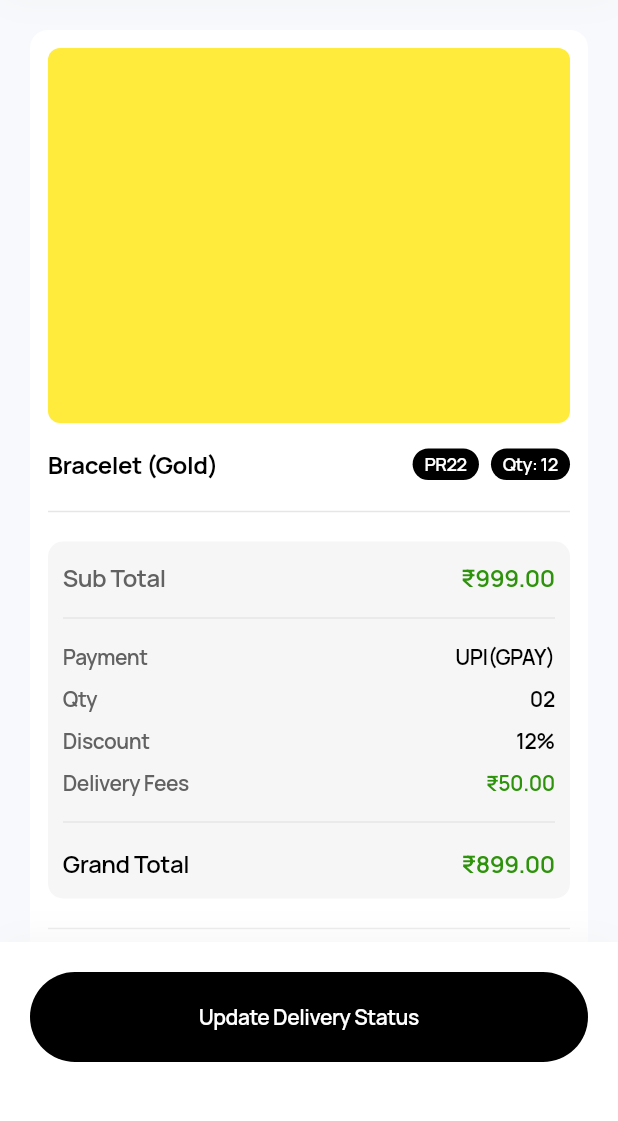
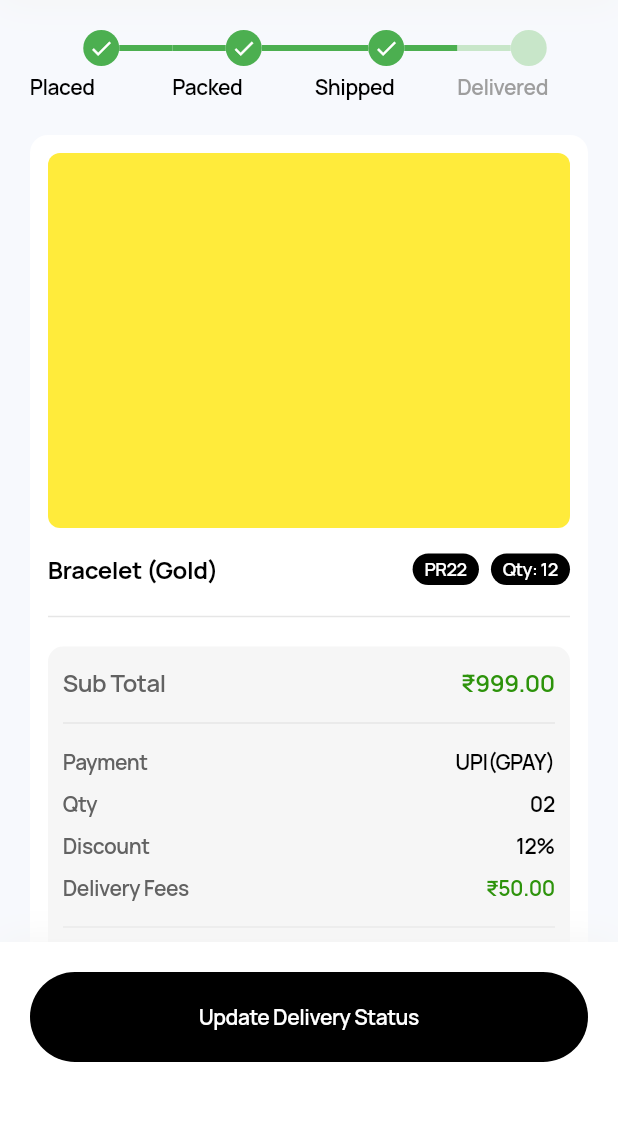
Before and after one commit to funflutter/admin_new, a Flutter app: the OrderView screen opened directly, on a phone screen of 412 x 824 dp, the part 114-1235 px from its top. Run offline on Flutter 3.47's test engine with Material 3 defaults, Android fonts, the phone set to English and light mode, and no system bars; drawn by our look-alikes of timeline_tile; our stand-ins replace dropdown_button2, flutter_svg, google_fonts, google_nav_bar, heroicons, percent_indicator.

Commit message:
new upates five

```diff
--- /dev/null
+++ b/lib/components/delivery_timeline.dart
@@ -0,0 +1,56 @@
+import 'package:admin_ecom/theme/global_font.dart';
+import 'package:flutter/material.dart';
+import 'package:timeline_tile/timeline_tile.dart';
+
+class MyTimeLine extends StatelessWidget {
+  final bool isFirst;
+  final bool isLast;
+  final bool isPast;
+  final text;
+
+  const MyTimeLine({
+    super.key,
+    required this.isFirst,
+    required this.isLast,
+    required this.isPast,
+    required this.text,
+  });
+
+  @override
+  Widget build(BuildContext context) {
+    return SizedBox(
+      height: 50,
+      width: 95,
+      child: TimelineTile(
+        alignment: TimelineAlign.start,
+        axis: TimelineAxis.horizontal,
+        isFirst: isFirst,
+        isLast: isLast,
+        // decorate lines
+        beforeLineStyle: LineStyle(
+          color: isPast ? Colors.green : Colors.green.shade100,
+        ),
+        // decorate circle
+        indicatorStyle: IndicatorStyle(
+          width: 24,
+          height: 24,
+          color: isPast ? Colors.green : Colors.green.shade100,
+          iconStyle: IconStyle(
+            iconData: Icons.done,
+            color: isPast ? Colors.white : Colors.green.shade100,
+          ),
+        ),
+        // Texts
+        endChild: Padding(
+          padding: const EdgeInsets.only(top: 4.0),
+          child: Text(
+            text,
+            style: AppFonts.Medium14(
+              isPast ? Colors.black : Colors.grey,
+            ),
+          ),
+        ),
+      ),
+    );
+  }
+}
--- a/lib/pages/orders/order_view.dart
+++ b/lib/pages/orders/order_view.dart
@@ -1,13 +1,28 @@
 import 'package:admin_ecom/components/custom_app_bar.dart';
 import 'package:admin_ecom/components/custom_button.dart';
+import 'package:admin_ecom/components/delivery_timeline.dart';
 import 'package:admin_ecom/constant.dart';
 import 'package:admin_ecom/pages/bottom_nav_control.dart';
 import 'package:admin_ecom/theme/global_font.dart';
 import 'package:flutter/material.dart';
-import 'package:flutter_svg/svg.dart';
+import 'package:flutter_svg/flutter_svg.dart';
 
-class OrderView extends StatelessWidget {
+class OrderView extends StatefulWidget {
   const OrderView({super.key});
+
+  @override
+  State<OrderView> createState() => _OrderViewState();
+}
+
+class _OrderViewState extends State<OrderView> {
+  final List<String> labels = [
+    'Order Placed',
+    'Order Packed',
+    'Order Shipped',
+    'Delivered',
+  ];
+
+  final int currentStep = 4;
 
   @override
   Widget build(BuildContext context) {
@@ -16,11 +31,11 @@ class OrderView extends StatelessWidget {
     return Scaffold(
       bottomSheet: Container(
         decoration: BoxDecoration(
-          color: Colors.white, // Background color
+          color: Colors.white,
           boxShadow: [
             BoxShadow(
-              color: Colors.grey.shade100, // Light shadow
-              offset: Offset(0, -2), // Shadow from top
+              color: Colors.grey.shade100,
+              offset: Offset(0, -2),
               blurRadius: 18,
             ),
           ],
@@ -41,7 +56,7 @@ class OrderView extends StatelessWidget {
           ),
         ),
       ),
-      backgroundColor: Color(0xffF7F9FD),
+      backgroundColor: const Color(0xffF7F9FD),
       body: SafeArea(
         child: Column(
           children: [
@@ -53,12 +68,46 @@ class OrderView extends StatelessWidget {
               child: SingleChildScrollView(
                 child: Padding(
                   padding: const EdgeInsets.all(20.0),
-                  child: Container(
+                  child: Column(
+                    children: [
+                      // 🔄 Timeline starts here
+                      Row(
+                        children: [
+                          MyTimeLine(
+                            isFirst: true,
+                            isLast: false,
+                            isPast: true,
+                            text: "Placed",
+                          ),
+                          MyTimeLine(
+                            isFirst: false,
+                            isLast: false,
+                            isPast: true,
+                            text: "Packed",
+                          ),
+                          MyTimeLine(
+                            isFirst: false,
+                            isLast: false,
+                            isPast: true,
+                            text: "Shipped",
+                          ),
+                          MyTimeLine(
+                            isFirst: false,
+                            isLast: true,
+                            isPast: false,
+                            text: "Delivered",
+                          ),
+                        ],
+                      ),
+                      // 🔄 Timeline ends here
+
+                      const SizedBox(height: 20),
+                      Container(
                         decoration: BoxDecoration(
                           borderRadius: BorderRadius.circular(12),
                           color: Colors.white,
                         ),
-                    padding: EdgeInsets.all(12),
+                        padding: const EdgeInsets.all(12),
                         child: Column(
                           crossAxisAlignment: CrossAxisAlignment.start,
                           children: [
@@ -70,7 +119,7 @@ class OrderView extends StatelessWidget {
                                 borderRadius: BorderRadius.circular(8),
                               ),
                             ),
-                        SizedBox(height: 16),
+                            const SizedBox(height: 16),
                             Row(
                               mainAxisAlignment: MainAxisAlignment.spaceBetween,
                               children: [
@@ -79,7 +128,6 @@ class OrderView extends StatelessWidget {
                                   style: AppFonts.semibold16(Colors.black),
                                 ),
                                 Row(
-                              spacing: 8,
                                   children: [
                                     Container(
                                       decoration: BoxDecoration(
@@ -92,11 +140,13 @@ class OrderView extends StatelessWidget {
                                         child: Center(
                                           child: Text(
                                             'PR22',
-                                        style: AppFonts.Medium12(Colors.white),
+                                            style:
+                                                AppFonts.Medium12(Colors.white),
                                           ),
                                         ),
                                       ),
                                     ),
+                                    const SizedBox(width: 8),
                                     Container(
                                       decoration: BoxDecoration(
                                         color: Colors.black,
@@ -108,7 +158,8 @@ class OrderView extends StatelessWidget {
                                         child: Center(
                                           child: Text(
                                             'Qty: 12',
-                                        style: AppFonts.Medium12(Colors.white),
+                                            style:
+                                                AppFonts.Medium12(Colors.white),
                                           ),
                                         ),
                                       ),
@@ -117,16 +168,13 @@ class OrderView extends StatelessWidget {
                                 ),
                               ],
                             ),
-                        SizedBox(height: 12),
-                        Divider(
-                          color: Color(0xffE6E6E6),
-                          thickness: 1.0,
-                        ),
-                        SizedBox(height: 12),
+                            const SizedBox(height: 12),
+                            Divider(color: Color(0xffE6E6E6), thickness: 1.0),
+                            const SizedBox(height: 12),
                             Container(
                               width: width,
                               decoration: BoxDecoration(
-                            color: Color(0xffF6F6F6),
+                                color: const Color(0xffF6F6F6),
                                 borderRadius: BorderRadius.circular(10),
                               ),
                               child: Padding(
@@ -134,147 +182,110 @@ class OrderView extends StatelessWidget {
                                     horizontal: 10.0, vertical: 12),
                                 child: Column(
                                   children: [
-                                // sub total
                                     Row(
-                                  crossAxisAlignment: CrossAxisAlignment.start,
                                       children: [
-                                    Text(
-                                      'Sub Total',
-                                      style:
-                                          AppFonts.Medium16(Color(0xff626262)),
-                                    ),
+                                        Text('Sub Total',
+                                            style: AppFonts.Medium16(
+                                                Color(0xff626262))),
                                         Spacer(),
-                                    Text(
-                                      '₹999.00',
-                                      style:
-                                          AppFonts.Medium16(Color(0xff2D930B)),
-                                    ),
+                                        Text('₹999.00',
+                                            style: AppFonts.Medium16(
+                                                Color(0xff2D930B))),
                                       ],
                                     ),
-                                SizedBox(height: 8),
+                                    const SizedBox(height: 8),
                                     Divider(
-                                  color: Color(0xffE6E6E6),
-                                  thickness: 1.0,
-                                ),
-                                SizedBox(height: 8),
-                                // payment method
+                                        color: Color(0xffE6E6E6), thickness: 1),
+                                    const SizedBox(height: 8),
                                     Row(
-                                  crossAxisAlignment: CrossAxisAlignment.start,
                                       children: [
-                                    Text(
-                                      'Payment',
-                                      style:
-                                          AppFonts.Medium14(Color(0xff626262)),
-                                    ),
+                                        Text('Payment',
+                                            style: AppFonts.Medium14(
+                                                Color(0xff626262))),
                                         Spacer(),
-                                    Text(
-                                      'UPI(GPAY)',
-                                      style: AppFonts.Medium14(Colors.black),
-                                    ),
+                                        Text('UPI(GPAY)',
+                                            style: AppFonts.Medium14(
+                                                Colors.black)),
                                       ],
                                     ),
-                                SizedBox(height: 8),
-                                // qty
+                                    const SizedBox(height: 8),
                                     Row(
-                                  crossAxisAlignment: CrossAxisAlignment.start,
                                       children: [
-                                    Text(
-                                      'Qty',
-                                      style:
-                                          AppFonts.Medium14(Color(0xff626262)),
-                                    ),
+                                        Text('Qty',
+                                            style: AppFonts.Medium14(
+                                                Color(0xff626262))),
                                         Spacer(),
-                                    Text(
-                                      '02',
-                                      style: AppFonts.Medium14(Colors.black),
-                                    ),
+                                        Text('02',
+                                            style: AppFonts.Medium14(
+                                                Colors.black)),
                                       ],
                                     ),
-                                SizedBox(height: 8),
-                                // discount
+                                    const SizedBox(height: 8),
                                     Row(
-                                  crossAxisAlignment: CrossAxisAlignment.start,
                                       children: [
-                                    Text(
-                                      'Discount',
-                                      style:
-                                          AppFonts.Medium14(Color(0xff626262)),
-                                    ),
+                                        Text('Discount',
+                                            style: AppFonts.Medium14(
+                                                Color(0xff626262))),
                                         Spacer(),
-                                    Text(
-                                      '12%',
-                                      style: AppFonts.Medium14(Colors.black),
-                                    ),
+                                        Text('12%',
+                                            style: AppFonts.Medium14(
+                                                Colors.black)),
                                       ],
                                     ),
-                                SizedBox(height: 8),
-                                // delivery fees
+                                    const SizedBox(height: 8),
                                     Row(
-                                  crossAxisAlignment: CrossAxisAlignment.start,
                                       children: [
-                                    Text(
-                                      'Delivery Fees',
-                                      style:
-                                          AppFonts.Medium14(Color(0xff626262)),
-                                    ),
+                                        Text('Delivery Fees',
+                                            style: AppFonts.Medium14(
+                                                Color(0xff626262))),
                                         Spacer(),
-                                    Text(
-                                      '₹50.00',
-                                      style:
-                                          AppFonts.Medium14(Color(0xff2D930B)),
-                                    ),
+                                        Text('₹50.00',
+                                            style: AppFonts.Medium14(
+                                                Color(0xff2D930B))),
                                       ],
                                     ),
-                                SizedBox(height: 8),
+                                    const SizedBox(height: 8),
                                     Divider(
-                                  color: Color(0xffE6E6E6),
-                                  thickness: 1.0,
-                                ),
-                                SizedBox(height: 8),
-                                // delivery fees
+                                        color: Color(0xffE6E6E6), thickness: 1),
+                                    const SizedBox(height: 8),
                                     Row(
-                                  crossAxisAlignment: CrossAxisAlignment.start,
                                       children: [
-                                    Text(
-                                      'Grand Total',
-                                      style: AppFonts.Medium16(Colors.black),
-                                    ),
+                                        Text('Grand Total',
+                                            style: AppFonts.Medium16(
+                                                Colors.black)),
                                         Spacer(),
-                                    Text(
-                                      '₹899.00',
-                                      style:
-                                          AppFonts.Medium16(Color(0xff2D930B)),
-                                    ),
+                                        Text('₹899.00',
+                                            style: AppFonts.Medium16(
+                                                Color(0xff2D930B))),
                                       ],
                                     ),
                                   ],
                                 ),
                               ),
                             ),
-                        SizedBox(height: 12),
-                        Divider(
-                          color: Color(0xffE6E6E6),
-                          thickness: 1.0,
-                        ),
-                        SizedBox(height: 12),
+                            const SizedBox(height: 12),
+                            Divider(color: Color(0xffE6E6E6), thickness: 1.0),
+                            const SizedBox(height: 12),
                             Container(
                               width: width,
                               decoration: BoxDecoration(
                                 borderRadius: BorderRadius.circular(10),
-                            color: Color(0xffF6F6F6),
+                                color: const Color(0xffF6F6F6),
                               ),
                               child: Padding(
                                 padding: const EdgeInsets.only(
-                                left: 10.0, right: 16.0, top: 16, bottom: 16),
+                                  left: 10.0,
+                                  right: 16.0,
+                                  top: 16,
+                                  bottom: 16,
+                                ),
                                 child: Row(
-                              crossAxisAlignment: CrossAxisAlignment.center,
-                              spacing: 2,
                                   children: [
                                     Text(
                                       'Download/View Invoice',
                                       style: AppFonts.Medium14(Colors.black),
                                     ),
-                                Spacer(),
+                                    const Spacer(),
                                     SvgPicture.asset(
                                       'assets/svg/download.svg',
                                       height: 18,
@@ -286,10 +297,12 @@ class OrderView extends StatelessWidget {
                           ],
                         ),
                       ),
+                    ],
                   ),
                 ),
               ),
-            SizedBox(height: 100),
+            ),
+            const SizedBox(height: 100),
           ],
         ),
       ),
--- a/pubspec.yaml
+++ b/pubspec.yaml
@@ -41,6 +41,7 @@ dependencies:
   dropdown_button2: ^2.3.9
   flutter_svg: ^2.2.0
   percent_indicator: ^4.2.5
+  timeline_tile: ^2.0.0
 
 dev_dependencies:
   flutter_test:
```
Also changed, not shown: lib/components/dropdown_field.dart (+13 -2 lines), lib/components/login_textfields.dart (+13 -2 lines), lib/pages/authentication/login_page.dart (+13 -3 lines), lib/pages/authentication/product_create.dart (+15 -25 lines), lib/pages/authentication/register_company.dart (+35 -16 lines), lib/pages/profile/monthly_budget_tracker.dart (added, +52 -0 lines), lib/pages/profile/profile_screen.dart (+14 -5 lines), pubspec.lock. Lines whose indentation alone changed are shown as unchanged.
